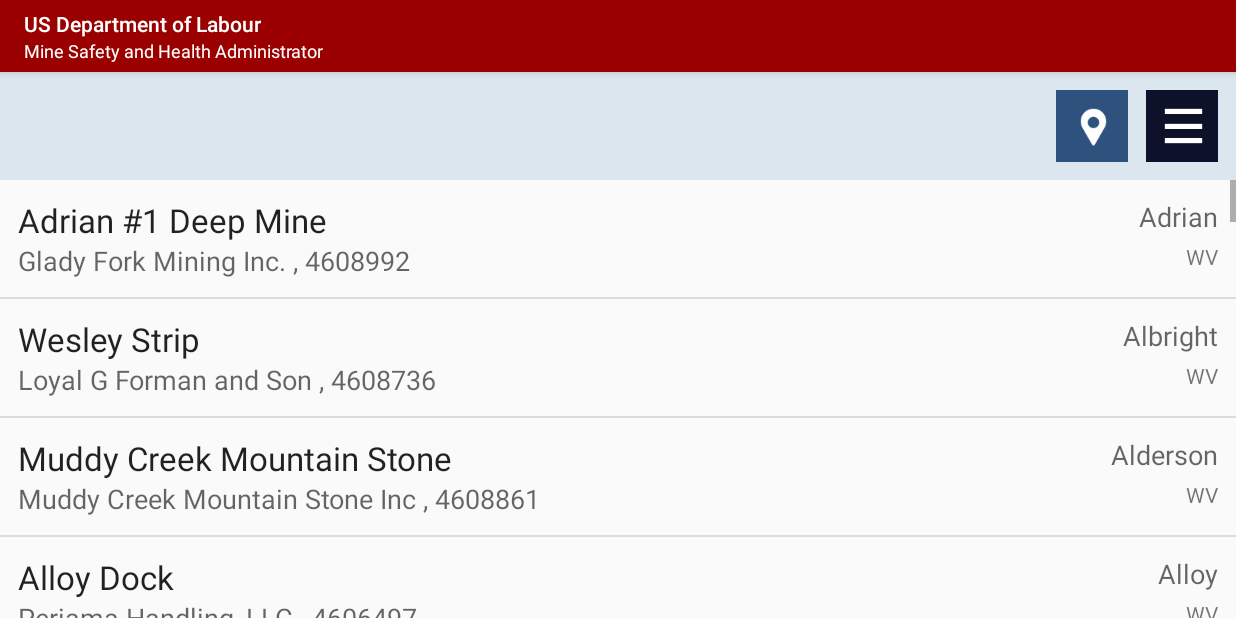
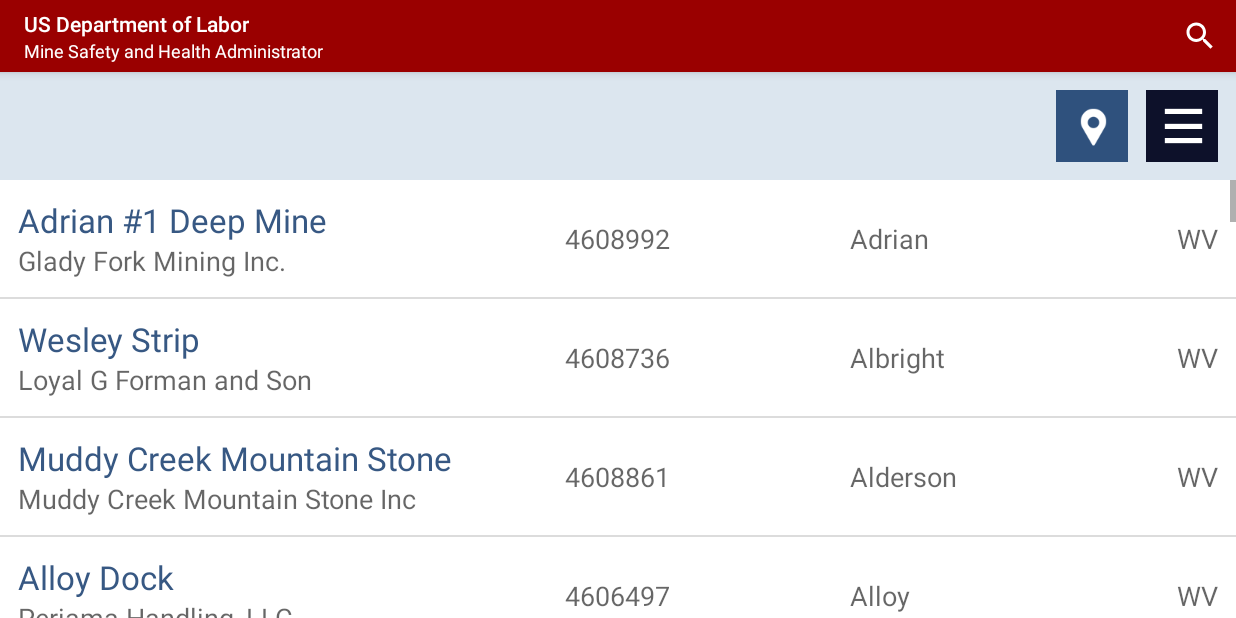
Before and after one commit to MacKakade/MineSafetyDemo, an Android app: the MainActivity screen opened directly, with no data from a screen before it, after a tap on an icon or button, on a phone screen of 824 x 412 dp (held sideways). Run offline under Robolectric (Android 15) with nearby library versions, the light colour scheme and no system bars.

Commit message:
Search added

```diff
--- a/app/src/main/java/com/dmi/minesafety/demo/MainActivity.java
+++ b/app/src/main/java/com/dmi/minesafety/demo/MainActivity.java
@@ -16,10 +16,14 @@
 
 import com.dmi.minesafety.demo.dummy.DummyContent;
 
+import android.app.SearchManager;
+import android.content.Context;
 import android.content.Intent;
+import android.database.MatrixCursor;
 import android.os.Bundle;
-import android.support.v4.app.Fragment;
 import android.support.v7.app.ActionBarActivity;
+import android.support.v7.widget.SearchView;
+import android.view.Menu;
 import android.view.View;
 import android.view.ViewGroup;
 import android.widget.ImageView;
@@ -30,6 +34,11 @@
 public class MainActivity extends ActionBarActivity
         implements GoogleMap.OnMapLoadedCallback, MineListFragment.Callbacks,
         OnMapReadyCallback {
+
+
+    private Menu menu;
+
+    MineListAdapter mineListAdapter;
 
     private GoogleMap googleMap;
 
@@ -53,6 +62,8 @@
     private int mCurrentSelection = 0;
 
     SupportMapFragment mSupportMapFragment;
+
+    MineListFragment mineListFragment;
 
     // Create a LatLngBounds that includes USA.
     final LatLngBounds USA = new LatLngBounds(
@@ -94,9 +105,9 @@
                     mCurrentSelection = 1;
                     mMapView.setImageResource(R.drawable.map_unselected);
                     mListView.setImageResource(R.drawable.list_selected);
-                    Fragment fragment = new MineListFragment();
+                    mineListFragment = new MineListFragment();
                     getSupportFragmentManager().beginTransaction()
-                            .replace(R.id.layout_container, fragment).commit();
+                            .replace(R.id.layout_container, mineListFragment).commit();
                 }
             }
         });
@@ -107,7 +118,97 @@
                 .replace(R.id.layout_container, mSupportMapFragment).commit();
         mSupportMapFragment.getMapAsync(MainActivity.this);
 
+
     }
+
+    @Override
+    public boolean onCreateOptionsMenu(Menu menu) {
+
+        getMenuInflater().inflate(R.menu.menu_main, menu);
+
+        this.menu = menu;
+        SearchManager manager = (SearchManager) getSystemService(
+                Context.SEARCH_SERVICE);
+
+        SearchView search = (SearchView) menu.findItem(R.id.search)
+                .getActionView();
+
+        search.setSearchableInfo(manager.getSearchableInfo(getComponentName()));
+
+        search.setOnQueryTextListener(new SearchView.OnQueryTextListener() {
+
+            @Override
+            public boolean onQueryTextSubmit(String s) {
+                int textlength = s.length();
+                ArrayList<DummyContent.Mine> tempArrayList = new ArrayList<DummyContent.Mine>();
+                for(DummyContent.Mine c: DummyContent.MINES){
+                    if (textlength <= c.id.length()) {
+                        if (c.id.toLowerCase().contains(s.toLowerCase())) {
+                            tempArrayList.add(c);
+                        }
+                    }
+                }
+
+                mineListAdapter = new MineListAdapter(MainActivity.this,
+                        R.layout.layout_spinner_item_mines,
+                        new DummyContent.Mine[tempArrayList.size()]);
+
+                mineListFragment.getListView().setAdapter(
+                        mineListAdapter );
+
+                return true;
+            }
+
+            @Override
+            public boolean onQueryTextChange(String query) {
+
+                loadHistory(query);
+
+                return true;
+
+            }
+
+        });
+
+        return super.onCreateOptionsMenu(menu);
+    }
+
+    private void loadHistory(String query) {
+
+        // Cursor
+        String[] columns = new String[]{"_id", "text"};
+        Object[] temp = new Object[]{0, "default"};
+
+        MatrixCursor cursor = new MatrixCursor(columns);
+
+        for (int i = 0; i < DummyContent.MINES.size(); i++) {
+
+            temp[0] = i;
+            temp[1] = DummyContent.MINES.get(i);
+
+            cursor.addRow(temp);
+
+        }
+
+        int textlength = query.length();
+        ArrayList<DummyContent.Mine> tempArrayList = new ArrayList<DummyContent.Mine>();
+        for(DummyContent.Mine c: DummyContent.MINES){
+            if (textlength <= c.id.length()) {
+                if (c.id.toLowerCase().contains(query.toString().toLowerCase())) {
+                    tempArrayList.add(c);
+                }
+            }
+        }
+
+
+        final SearchView search = (SearchView) menu.findItem(R.id.search)
+                .getActionView();
+
+        search.setSuggestionsAdapter(
+                new SearchAdapter(this, cursor, tempArrayList));
+
+    }
+
 
     @Override
     protected void onResume() {
@@ -175,10 +276,10 @@
             @Override
             protected void onClickConfirmed(View v, Marker marker) {
                 String tag = (String) v.getTag();
-                if (tag.equals("item1")) {
+                if (tag.equalsIgnoreCase("item1")) {
 //                    Toast.makeText(MainActivity.this, "item 1 clicked",
 //                            Toast.LENGTH_SHORT).show();
-                } else if (tag.equals("item2")) {
+                } else if (tag.equalsIgnoreCase("item2")) {
                     startActivity(new Intent(MainActivity.this,
                             MineMapActivity.class));
 //                    Toast.makeText(MainActivity.this, "item 2 clicked",
--- /dev/null
+++ b/app/src/main/java/com/dmi/minesafety/demo/MineListAdapter.java
@@ -0,0 +1,48 @@
+package com.dmi.minesafety.demo;
+
+import com.dmi.minesafety.demo.dummy.DummyContent;
+
+import android.content.Context;
+import android.view.LayoutInflater;
+import android.view.View;
+import android.view.ViewGroup;
+import android.widget.ArrayAdapter;
+import android.widget.TextView;
+
+/**
+ * Created by Mandar on 3/4/2015.
+ */
+class MineListAdapter extends ArrayAdapter<DummyContent.Mine> {
+
+    LayoutInflater mLayoutInflater;
+
+    public MineListAdapter(Context context, int resource,
+            DummyContent.Mine[] objects) {
+        super(context, resource, objects);
+        mLayoutInflater = (LayoutInflater) context
+                .getSystemService(Context.LAYOUT_INFLATER_SERVICE);
+    }
+
+    @Override
+    public View getView(int position, View convertView, ViewGroup parent) {
+
+        View v =
+                mLayoutInflater
+                        .inflate(R.layout.layout_spinner_item_mines, null,
+                                false);
+
+        ((TextView) v.findViewById(R.id.text_mine_name)).setText(
+                DummyContent.MINES.get(position).name);
+        ((TextView) v.findViewById(R.id.text_mine_state)).setText(
+                DummyContent.MINES.get(position).state);
+        ((TextView) v.findViewById(R.id.text_mine_city)).setText(
+                DummyContent.MINES.get(position).city);
+        ((TextView) v.findViewById(R.id.text_mine_operator)).setText(
+                DummyContent.MINES.get(position).operatorName);
+
+        ((TextView) v.findViewById(R.id.text_mine_id))
+                .setText(DummyContent.MINES.get(position).id);
+
+        return v;
+    }
+}
--- a/app/src/main/java/com/dmi/minesafety/demo/MineListFragment.java
+++ b/app/src/main/java/com/dmi/minesafety/demo/MineListFragment.java
@@ -3,22 +3,17 @@
 import com.dmi.minesafety.demo.dummy.DummyContent;
 
 import android.app.Activity;
-import android.content.Context;
 import android.os.Bundle;
 import android.support.v4.app.ListFragment;
-import android.view.LayoutInflater;
 import android.view.View;
-import android.view.ViewGroup;
-import android.widget.ArrayAdapter;
 import android.widget.ListView;
-import android.widget.TextView;
 
 /**
  * A list fragment representing a list of Documents. This fragment also supports
  * tablet devices by allowing list items to be given an 'activated' state upon
  * selection. This helps indicate which item is currently being viewed in a
- * {@link com.dmi.minesafety.demo.DocumentDetailFragment}. <p> Activities containing this fragment MUST
- * implement the {@link Callbacks} interface.
+ * {@link com.dmi.minesafety.demo.DocumentDetailFragment}. <p> Activities
+ * containing this fragment MUST implement the {@link Callbacks} interface.
  */
 public class MineListFragment extends ListFragment {
 
@@ -74,7 +69,9 @@
         super.onCreate(savedInstanceState);
 
         // TODO: replace with a real list adapter.
-        setListAdapter(new MineAdapter(getActivity(),R.layout.layout_spinner_item_mines,new DummyContent.Mine[DummyContent.MINES.size()]));
+        setListAdapter(new MineListAdapter(getActivity(),
+                R.layout.layout_spinner_item_mines,
+                new DummyContent.Mine[DummyContent.MINES.size()]));
     }
 
     @Override
@@ -153,35 +150,6 @@
         mActivatedPosition = position;
     }
 
-    private class MineAdapter extends ArrayAdapter<DummyContent.Mine> {
 
 
-        LayoutInflater mLayoutInflater;
-
-        public MineAdapter(Context context, int resource,
-                DummyContent.Mine[] objects) {
-            super(context, resource, objects);
-            mLayoutInflater = (LayoutInflater) context
-                    .getSystemService(Context.LAYOUT_INFLATER_SERVICE);
-        }
-
-        @Override
-        public View getView(int position, View convertView, ViewGroup parent) {
-
-            View v =
-                        mLayoutInflater
-                                .inflate(R.layout.layout_spinner_item_mines, null,
-                                        false);
-
-            ((TextView)v.findViewById(R.id.text_mine_name)).setText(
-                    DummyContent.MINES.get(position).name);
-            ((TextView)v.findViewById(R.id.text_mine_state)).setText(
-                    DummyContent.MINES.get(position).state);
-            ((TextView)v.findViewById(R.id.text_mine_city)).setText(
-                    DummyContent.MINES.get(position).city);
-            ((TextView)v.findViewById(R.id.text_mine_operator)).setText(
-                    DummyContent.MINES.get(position).operatorName+" , "+DummyContent.MINES.get(position).id);
-            return v;
-        }
-    }
 }
--- a/app/src/main/res/layout/layout_spinner_item_mines.xml
+++ b/app/src/main/res/layout/layout_spinner_item_mines.xml
@@ -1,35 +1,51 @@
 <RelativeLayout xmlns:android="http://schemas.android.com/apk/res/android"
-                xmlns:tools="http://schemas.android.com/tools"
                 android:layout_width="match_parent"
                 android:padding="12dp"
-                android:layout_height="match_parent">
+                android:background="#FFFFFF"
+                android:layout_height="wrap_content">
+
+
+    <TextView
+            android:layout_width="wrap_content"
+            android:layout_height="wrap_content"
+            android:textAppearance="?android:attr/textAppearanceMedium"
+            android:text="City"
+            android:layout_alignTop="@+id/text_mine_id"
+            android:layout_alignBottom="@+id/text_mine_id"
+            android:layout_centerVertical="true"
+            android:layout_marginLeft="120dp"
+            android:layout_toRightOf="@+id/text_mine_id"
+            android:id="@+id/text_mine_city"/>
+
+    <TextView
+            android:layout_width="wrap_content"
+            android:layout_height="wrap_content"
+            android:textAppearance="?android:attr/textAppearanceMedium"
+            android:text="ID"
+            android:layout_centerHorizontal="true"
+            android:layout_centerVertical="true"
+            android:id="@+id/text_mine_id"/>
+
 
     <TextView
             android:layout_width="wrap_content"
             android:layout_height="wrap_content"
             android:textAppearance="?android:attr/textAppearanceLarge"
             android:text="Mine Name"
-            android:id="@+id/text_mine_name" android:layout_alignParentTop="true"
+            android:textColor="#375883"
+            android:id="@+id/text_mine_name"
+            android:layout_alignParentTop="true"
             android:layout_alignParentLeft="true"
             android:layout_alignParentStart="true"/>
+
+
     <TextView
             android:layout_width="wrap_content"
             android:layout_height="wrap_content"
             android:textAppearance="?android:attr/textAppearanceMedium"
-            android:text="City"
-            android:layout_alignBottom="@+id/text_mine_name"
-            android:layout_alignTop="@+id/text_mine_name"
-            android:id="@+id/text_mine_city"
-            android:layout_alignParentRight="true"
-            android:layout_alignParentEnd="true"/>
-    <TextView
-            android:layout_width="wrap_content"
-            android:layout_height="wrap_content"
-            android:textAppearance="?android:attr/textAppearanceSmall"
             android:text="State"
             android:id="@+id/text_mine_state"
-            android:layout_alignBottom="@+id/text_mine_operator"
-            android:layout_alignTop="@+id/text_mine_operator"
+            android:layout_centerVertical="true"
             android:layout_alignParentRight="true"
             android:layout_alignParentEnd="true"/>
     <TextView
@@ -37,7 +53,8 @@
             android:layout_height="wrap_content"
             android:textAppearance="?android:attr/textAppearanceMedium"
             android:text="Medium Text"
-            android:id="@+id/text_mine_operator" android:layout_below="@+id/text_mine_name"
+            android:id="@+id/text_mine_operator"
+            android:layout_below="@+id/text_mine_name"
             android:layout_alignParentLeft="true"
             android:layout_alignParentStart="true"/>
 </RelativeLayout>
--- /dev/null
+++ b/app/src/main/res/menu/menu_main.xml
@@ -0,0 +1,7 @@
+<menu xmlns:android="http://schemas.android.com/apk/res/android"
+      xmlns:app="http://schemas.android.com/apk/res-auto">
+    <item android:id="@+id/search"
+    android:title="Search"
+    app:showAsAction="ifRoom"
+    app:actionViewClass="android.support.v7.widget.SearchView"/>
+</menu>
--- a/app/src/main/res/values/strings.xml
+++ b/app/src/main/res/values/strings.xml
@@ -5,8 +5,8 @@
     <string name="title_activity_inspection_options">InspectionOptionsActivity</string>
     <string name="title_activity_capture_photo">CapturePhotoActivity></string>
     <string name="action_settings">Settings</string>
-    <string name="action_bar_title">US Department of Labour</string>
-    <string name="action_bar_sub_title">Mine Safety and Health Administrator</string>
+    <string name="action_bar_title">US Department of Labor</string>
+    <string name="action_bar_sub_title">Mine Safety and Health Administration</string>
     <string name="action_bar_search_box_hint">Search...</string>
     <string name="name_mine_organisation">Brody Mine No 1</string>
     <string name="name_cave">Brody Mine LLC, Wharton, West Virginia, ID: 4609086"</string>
--- /dev/null
+++ b/app/src/main/res/xml/searchable.xml
@@ -0,0 +1,4 @@
+<searchable xmlns:android="http://schemas.android.com/apk/res/android"
+            android:label="Search"
+            android:hint="Search" >
+</searchable>
```
Also changed, not shown: app/src/main/AndroidManifest.xml (+12 -1 lines), app/src/main/java/com/dmi/minesafety/demo/InspectionOptionsActivity.java (+24 -0 lines), app/src/main/java/com/dmi/minesafety/demo/SearchAdapter.java (added, +51 -0 lines), app/src/main/res/layout/layout_search_item.xml (added, +12 -0 lines), app/src/main/res/menu/main.xml (deleted, +0 -9 lines), app/src/main/res/menu/main_activity2.xml (deleted, +0 -12 lines), app/src/main/res/drawable/blank_map.jpg (added), app/src/main/res/drawable/both_map.jpg (added), app/src/main/res/drawable/citations_map.jpg (added), app/src/main/res/drawable/events_map.jpg (added).
